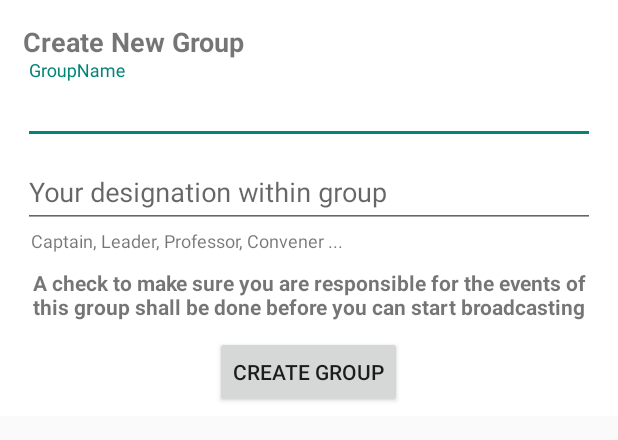
After one commit to CreaRo/Broadcasts, an Android app: the layout dialog_create_new_group.xml on its own in the app's theme, with its tools: preview values and no code run, on a phone screen of 412 x 824 dp. The commit adds this screen. Shown: the top 440 px of the screen. Run offline under Robolectric (Android 15) with nearby library versions, the phone set to English and light mode, and no system bars.

Commit message:
Made dialog for creating groups

```diff
--- /dev/null
+++ b/app/src/main/res/layout/dialog_create_new_group.xml
@@ -0,0 +1,77 @@
+<?xml version="1.0" encoding="utf-8"?>
+<LinearLayout xmlns:android="http://schemas.android.com/apk/res/android"
+    android:layout_width="match_parent"
+    android:layout_height="wrap_content"
+    android:background="@color/Background"
+    android:orientation="vertical"
+    android:padding="5dp">
+
+    <TextView
+        android:layout_width="match_parent"
+        android:layout_height="wrap_content"
+        android:paddingLeft="10dp"
+        android:paddingRight="10dp"
+        android:paddingTop="10dp"
+        android:text="Create New Group"
+        android:textSize="18sp"
+        android:textStyle="bold" />
+
+    <android.support.design.widget.TextInputLayout
+        android:id="@+id/til1"
+        android:layout_width="fill_parent"
+        android:layout_height="wrap_content"
+        android:layout_marginLeft="10dp"
+        android:layout_marginRight="10dp">
+
+        <EditText
+            android:id="@+id/dialog_new_group_name"
+            android:layout_width="fill_parent"
+            android:layout_height="wrap_content"
+            android:hint="GroupName" />
+    </android.support.design.widget.TextInputLayout>
+
+    <android.support.design.widget.TextInputLayout
+        android:id="@+id/til2"
+        android:layout_width="fill_parent"
+        android:layout_height="wrap_content"
+        android:layout_marginLeft="10dp"
+        android:layout_marginRight="10dp">
+
+        <EditText
+            android:id="@+id/new_group_reason"
+            android:layout_width="fill_parent"
+            android:layout_height="wrap_content"
+            android:hint="Your designation within group" />
+    </android.support.design.widget.TextInputLayout>
+
+    <TextView
+        android:layout_width="match_parent"
+        android:layout_height="wrap_content"
+        android:layout_marginLeft="5dp"
+        android:paddingLeft="10dp"
+        android:paddingRight="10dp"
+        android:text="Captain, Leader, Professor, Convener ... "
+        android:textSize="12sp"
+        android:textStyle="normal" />
+
+    <TextView
+        android:layout_width="match_parent"
+        android:layout_height="wrap_content"
+        android:layout_gravity="center"
+        android:layout_marginTop="10dp"
+        android:gravity="center"
+        android:paddingLeft="10dp"
+        android:paddingRight="10dp"
+        android:text="A check to make sure you are responsible for the events of this group shall be done before you can start broadcasting"
+        android:textSize="14sp"
+        android:textStyle="bold" />
+
+    <Button
+        android:id="@+id/dialog_create_btn"
+        android:layout_width="wrap_content"
+        android:layout_height="wrap_content"
+        android:layout_gravity="center"
+        android:layout_marginTop="10dp"
+        android:text="Create Group" />
+
+</LinearLayout>
--- a/app/src/main/res/layout/element_broadcast.xml
+++ b/app/src/main/res/layout/element_broadcast.xml
@@ -1,12 +1,14 @@
 <?xml version="1.0" encoding="utf-8"?>
 <LinearLayout xmlns:android="http://schemas.android.com/apk/res/android"
     android:layout_width="match_parent"
+    android:id="@+id/listelement_layout"
     android:layout_height="wrap_content">
 
     <TextView
         android:layout_width="10dp"
         android:layout_height="fill_parent"
         android:alpha="0.5"
+        android:id="@+id/listelement_color"
         android:background="@color/AppColorPrimary"
         android:padding="5dp"
         android:text="" />
```
Also changed, not shown: app/src/main/java/rish/crearo/gcmtester/Adapters/HomeListViewAdapter.java (+16 -7 lines), app/src/main/java/rish/crearo/gcmtester/Dialogs/CreateGroup.java (added, +76 -0 lines), app/src/main/java/rish/crearo/gcmtester/GroupsActivity.java (+6 -17 lines), app/src/main/java/rish/crearo/gcmtester/ToServer/NewGroup.java (+7 -3 lines), app/src/main/res/layout/activity_new_group.xml (+24 -34 lines), app/src/main/res/values/colors.xml (+11 -0 lines), 1 other file.
